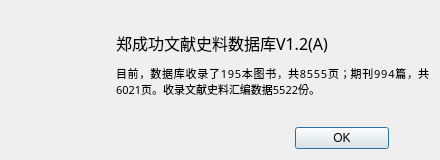
The window that UI/UI_AboutDialog.ui (mortersen/ZhengCG) describes before a commit, drawn with Qt 5.
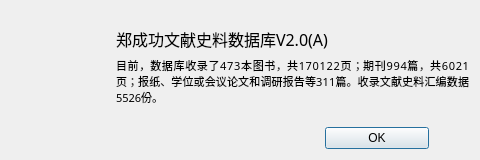
The same window after the commit. Icons and pictures are not drawn.

```diff
--- a/UI/UI_AboutDialog.ui
+++ b/UI/UI_AboutDialog.ui
@@ -6,19 +6,19 @@
    <rect>
     <x>0</x>
     <y>0</y>
-    <width>440</width>
+    <width>480</width>
     <height>160</height>
    </rect>
   </property>
   <property name="minimumSize">
    <size>
-    <width>440</width>
-    <height>160</height>
+    <width>480</width>
+    <height>150</height>
    </size>
   </property>
   <property name="maximumSize">
    <size>
-    <width>440</width>
+    <width>480</width>
     <height>160</height>
    </size>
   </property>
@@ -84,7 +84,7 @@
           </font>
          </property>
          <property name="text">
-          <string>郑成功文献史料数据库V1.2(A)</string>
+          <string>郑成功文献史料数据库V2.0(A)</string>
          </property>
          <property name="alignment">
           <set>Qt::AlignLeading|Qt::AlignLeft|Qt::AlignVCenter</set>
@@ -100,7 +100,7 @@
           </font>
          </property>
          <property name="text">
-          <string>目前，数据库收录了195本图书，共8555页；期刊994篇，共6021页。收录文献史料汇编数据5522份。</string>
+          <string>目前，数据库收录了473本图书，共170122页；期刊994篇，共6021页；报纸、学位或会议论文和调研报告等311篇。收录文献史料汇编数据5526份。</string>
          </property>
          <property name="alignment">
           <set>Qt::AlignJustify|Qt::AlignVCenter</set>
```
